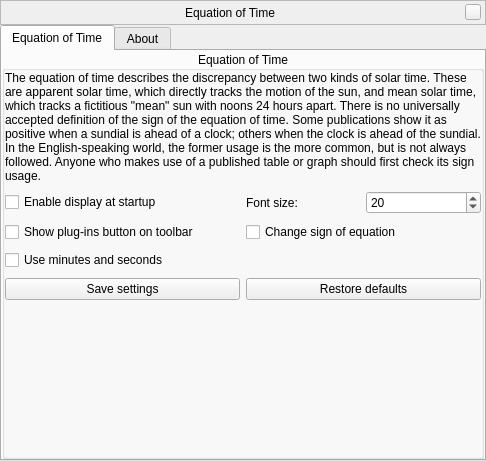
Above: plugins/EquationOfTime/src/gui/equationOfTimeWindow.ui from 519984307/stellarium_src before the change. Below: the same form after it.
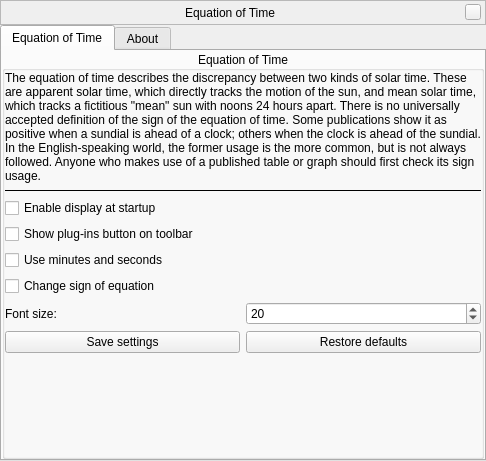
That is the form after the change. Custom widgets are drawn as their Qt base class.

Commit message: update GUI for Equation of Time plugin (support languages with long size of words)

Patch:
```diff
--- a/plugins/EquationOfTime/src/gui/equationOfTimeWindow.ui
+++ b/plugins/EquationOfTime/src/gui/equationOfTimeWindow.ui
@@ -168,7 +168,7 @@
          <property name="alignment">
           <set>Qt::AlignCenter</set>
          </property>
-         <layout class="QGridLayout" name="gridLayoutCurrent">
+         <layout class="QVBoxLayout" name="verticalLayout_2">
           <property name="leftMargin">
            <number>0</number>
           </property>
@@ -181,30 +181,7 @@
           <property name="bottomMargin">
            <number>0</number>
           </property>
-          <property name="verticalSpacing">
-           <number>8</number>
-          </property>
-          <item row="8" column="0" colspan="4">
-           <spacer name="verticalSpacerTimeZone">
-            <property name="orientation">
-             <enum>Qt::Vertical</enum>
-            </property>
-            <property name="sizeHint" stdset="0">
-             <size>
-              <width>0</width>
-              <height>0</height>
-             </size>
-            </property>
-           </spacer>
-          </item>
-          <item row="2" column="0" colspan="2">
-           <widget class="QCheckBox" name="checkBoxEnableAtStartup">
-            <property name="text">
-             <string>Enable display at startup</string>
-            </property>
-           </widget>
-          </item>
-          <item row="0" column="0" rowspan="2" colspan="4">
+          <item>
            <widget class="QLabel" name="labelEOTDescription">
             <property name="text">
              <string>The equation of time describes the discrepancy between two kinds of solar time. These are apparent solar time, which directly tracks the motion of the sun, and mean solar time, which tracks a fictitious &quot;mean&quot; sun with noons 24 hours apart. There is no universally accepted definition of the sign of the equation of time. Some publications show it as positive when a sundial is ahead of a clock; others when the clock is ahead of the sundial. In the English-speaking world, the former usage is the more common, but is not always followed. Anyone who makes use of a published table or graph should first check its sign usage.</string>
@@ -214,61 +191,111 @@
             </property>
            </widget>
           </item>
-          <item row="7" column="2" colspan="2">
-           <widget class="QPushButton" name="pushButtonReset">
-            <property name="text">
-             <string>Restore defaults</string>
+          <item>
+           <widget class="Line" name="line">
+            <property name="baseSize">
+             <size>
+              <width>0</width>
+              <height>1</height>
+             </size>
             </property>
-           </widget>
-          </item>
-          <item row="2" column="2">
-           <widget class="QLabel" name="labelFontSize">
-            <property name="text">
-             <string>Font size:</string>
+            <property name="frameShadow">
+             <enum>QFrame::Plain</enum>
             </property>
-           </widget>
-          </item>
-          <item row="2" column="3">
-           <widget class="QSpinBox" name="spinBoxFontSize">
-            <property name="minimum">
+            <property name="lineWidth">
              <number>1</number>
             </property>
-            <property name="maximum">
-             <number>50</number>
+            <property name="midLineWidth">
+             <number>1</number>
             </property>
-            <property name="value">
-             <number>20</number>
+            <property name="orientation">
+             <enum>Qt::Horizontal</enum>
             </property>
            </widget>
           </item>
-          <item row="3" column="0" colspan="2">
+          <item>
+           <widget class="QCheckBox" name="checkBoxEnableAtStartup">
+            <property name="text">
+             <string>Enable display at startup</string>
+            </property>
+           </widget>
+          </item>
+          <item>
            <widget class="QCheckBox" name="checkBoxShowButton">
             <property name="text">
              <string>Show plug-ins button on toolbar</string>
             </property>
            </widget>
           </item>
-          <item row="7" column="0" colspan="2">
-           <widget class="QPushButton" name="pushButtonSave">
-            <property name="text">
-             <string>Save settings</string>
-            </property>
-           </widget>
-          </item>
-          <item row="4" column="0" colspan="2">
+          <item>
            <widget class="QCheckBox" name="checkBoxMsFormat">
             <property name="text">
              <string>Use minutes and seconds</string>
             </property>
            </widget>
           </item>
-          <item row="3" column="2" colspan="2">
+          <item>
            <widget class="QCheckBox" name="checkBoxInvertedValue">
             <property name="text">
              <string>Change sign of equation</string>
             </property>
            </widget>
           </item>
+          <item>
+           <layout class="QHBoxLayout" name="horizontalLayout">
+            <item>
+             <widget class="QLabel" name="labelFontSize">
+              <property name="text">
+               <string>Font size:</string>
+              </property>
+             </widget>
+            </item>
+            <item>
+             <widget class="QSpinBox" name="spinBoxFontSize">
+              <property name="minimum">
+               <number>1</number>
+              </property>
+              <property name="maximum">
+               <number>50</number>
+              </property>
+              <property name="value">
+               <number>20</number>
+              </property>
+             </widget>
+            </item>
+           </layout>
+          </item>
+          <item>
+           <layout class="QHBoxLayout" name="horizontalLayout_2">
+            <item>
+             <widget class="QPushButton" name="pushButtonSave">
+              <property name="text">
+               <string>Save settings</string>
+              </property>
+             </widget>
+            </item>
+            <item>
+             <widget class="QPushButton" name="pushButtonReset">
+              <property name="text">
+               <string>Restore defaults</string>
+              </property>
+             </widget>
+            </item>
+           </layout>
+          </item>
+          <item>
+           <spacer name="verticalSpacerTimeZone">
+            <property name="orientation">
+             <enum>Qt::Vertical</enum>
+            </property>
+            <property name="sizeHint" stdset="0">
+             <size>
+              <width>0</width>
+              <height>0</height>
+             </size>
+            </property>
+           </spacer>
+          </item>
          </layout>
         </widget>
        </item>
```
Left out of the diff: 1 changed line with no effect on the pictures.
